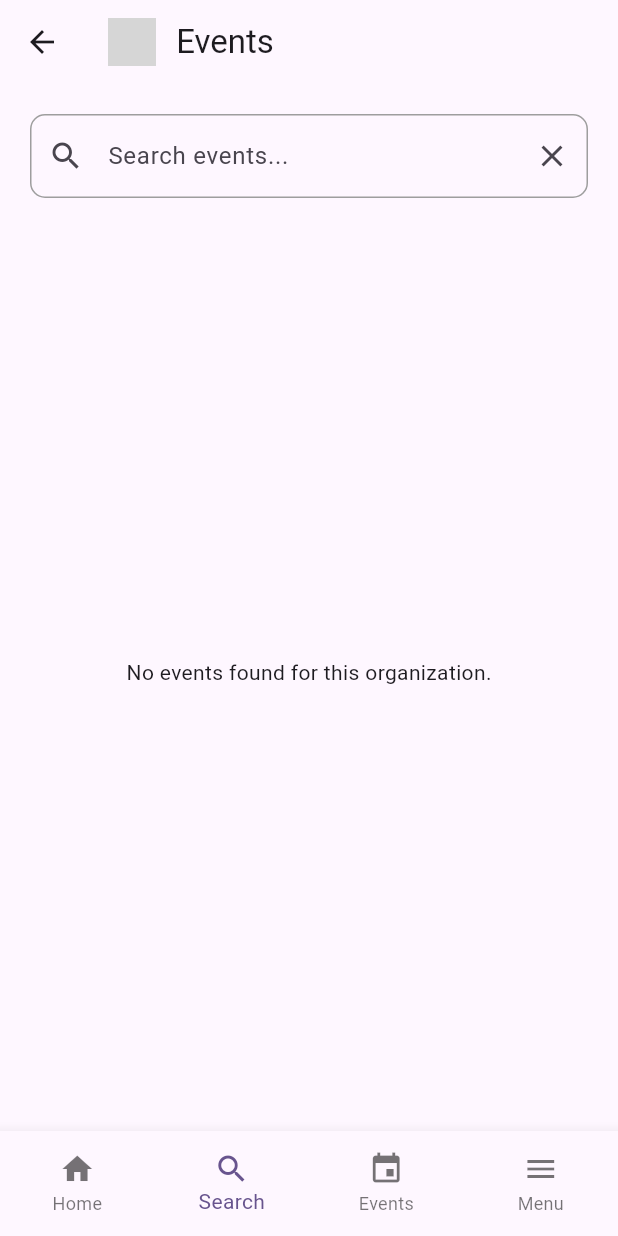
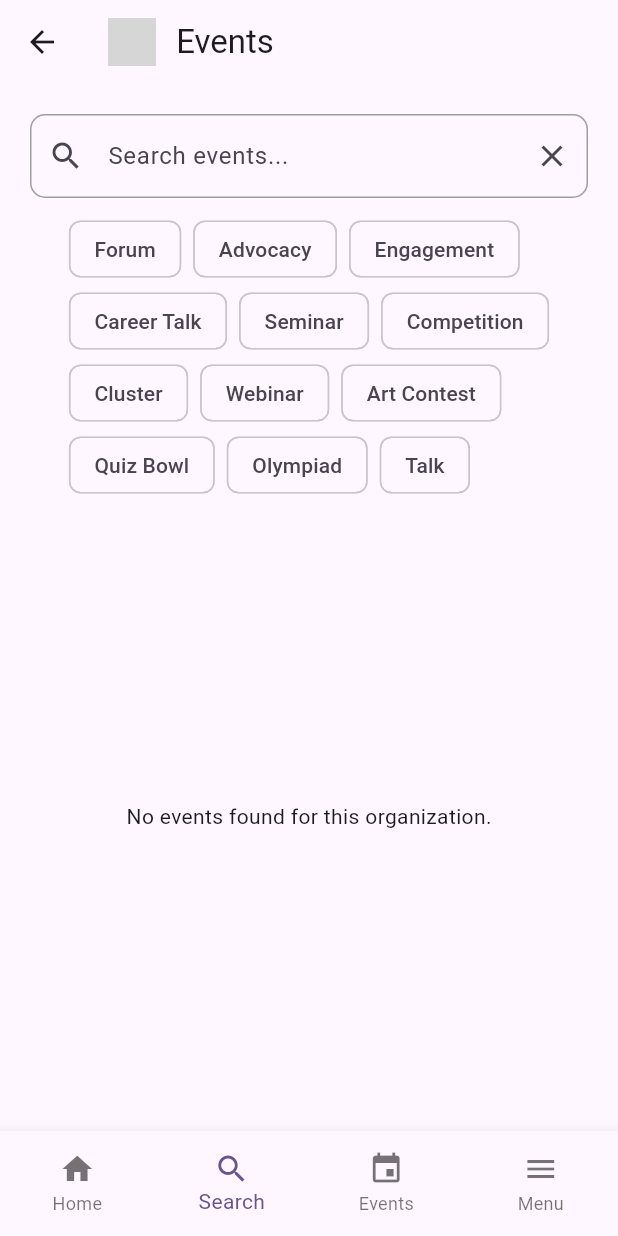
Before and after one commit to johnlampa/univents_mobile, a Flutter app: the OrganizationEventPage screen opened directly with empty values, on a phone screen of 412 x 824 dp. Run offline on Flutter 3.47's test engine with Material 3 defaults, Android fonts, the phone set to English and light mode, and no system bars; our stand-ins replace get, get_storage, google_sign_in, supabase_flutter; accounts and stored records are empty; network calls fail; grey boxes are pictures that could not be loaded.

Commit message:
feat: add tag filtering functionality to organization event page

```diff
--- a/lib/app/widgets/organizationevent.dart
+++ b/lib/app/widgets/organizationevent.dart
@@ -18,6 +18,8 @@ class OrganizationEventPage extends StatefulWidget {
 class _OrganizationEventPageState extends State<OrganizationEventPage> {
   int _selectedIndex = 1;
   final TextEditingController searchController = TextEditingController();
+  final List<String> selectedTags = []; // To track selected tags for filtering
+  final List<String> availableTags = ['Forum', 'Advocacy', 'Engagement', 'Career Talk', 'Seminar', 'Competition', 'Cluster', 'Webinar', 'Art Contest', 'Quiz Bowl', 'Olympiad', 'Talk']; // Predefined tags
 
   @override
   void dispose() {
@@ -45,7 +47,7 @@ class _OrganizationEventPageState extends State<OrganizationEventPage> {
       ),
       body: Column(
         children: [
-          SizedBox(height: 10),
+          const SizedBox(height: 10),
           // Add the CustomSearchBar
           Padding(
             padding: const EdgeInsets.symmetric(horizontal: 10.0),
@@ -54,6 +56,28 @@ class _OrganizationEventPageState extends State<OrganizationEventPage> {
               onChanged: (value) {
                 setState(() {}); // Trigger a rebuild when the search input changes
               },
+            ),
+          ),
+          // Add the filter section
+          Padding(
+            padding: const EdgeInsets.symmetric(horizontal: 10.0),
+            child: Wrap(
+              spacing: 8.0,
+              children: availableTags.map((tag) {
+                return FilterChip(
+                  label: Text(tag),
+                  selected: selectedTags.contains(tag),
+                  onSelected: (isSelected) {
+                    setState(() {
+                      if (isSelected) {
+                        selectedTags.add(tag); // Add tag to selected list
+                      } else {
+                        selectedTags.remove(tag); // Remove tag from selected list
+                      }
+                    });
+                  },
+                );
+              }).toList(),
             ),
           ),
           Expanded(
@@ -69,10 +93,16 @@ class _OrganizationEventPageState extends State<OrganizationEventPage> {
                     .where((event) => event.orguid == organization.uid)
                     .toList();
 
-                // Filter events based only on the event.title
+                // Filter events based on the search query and selected tags
                 final filteredEvents = orgEvents.where((event) {
-                  final query = searchController.text.toLowerCase();
-                  return event.title.toLowerCase().contains(query);
+                  final query = searchController.text.toLowerCase().trim();
+                  final matchesQuery = event.title.toLowerCase().contains(query);
+
+                  final matchesTags = selectedTags.isEmpty ||
+                    selectedTags.every((selected) =>
+                        event.tags.map((t) => t.toLowerCase()).contains(selected.toLowerCase()));
+
+                  return matchesQuery && matchesTags;
                 }).toList();
 
                 if (filteredEvents.isEmpty) {
```
